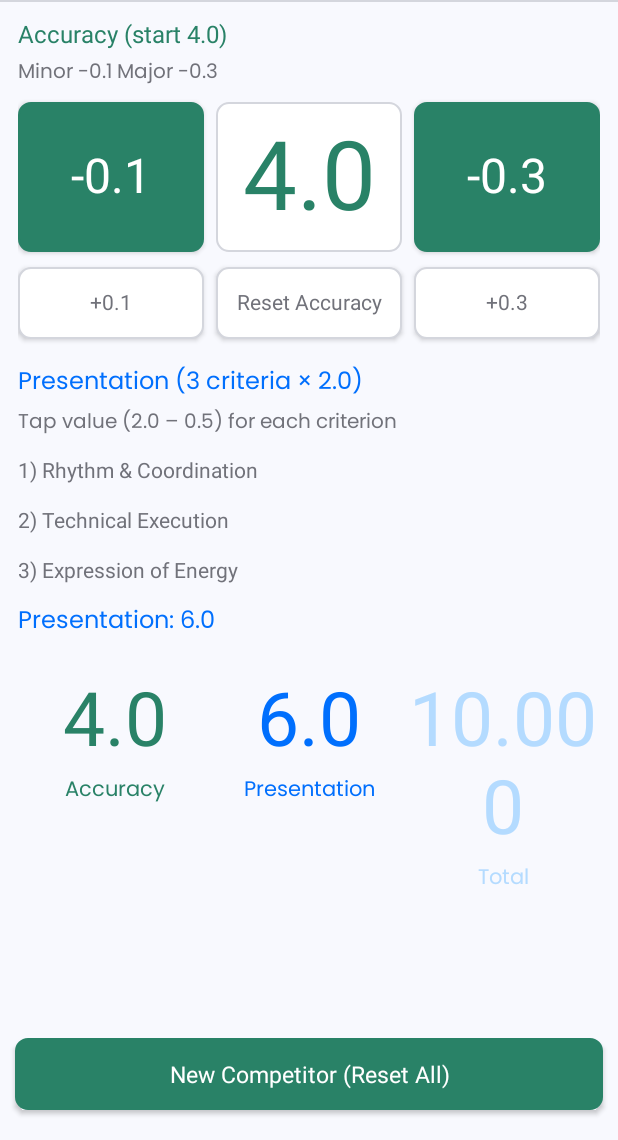
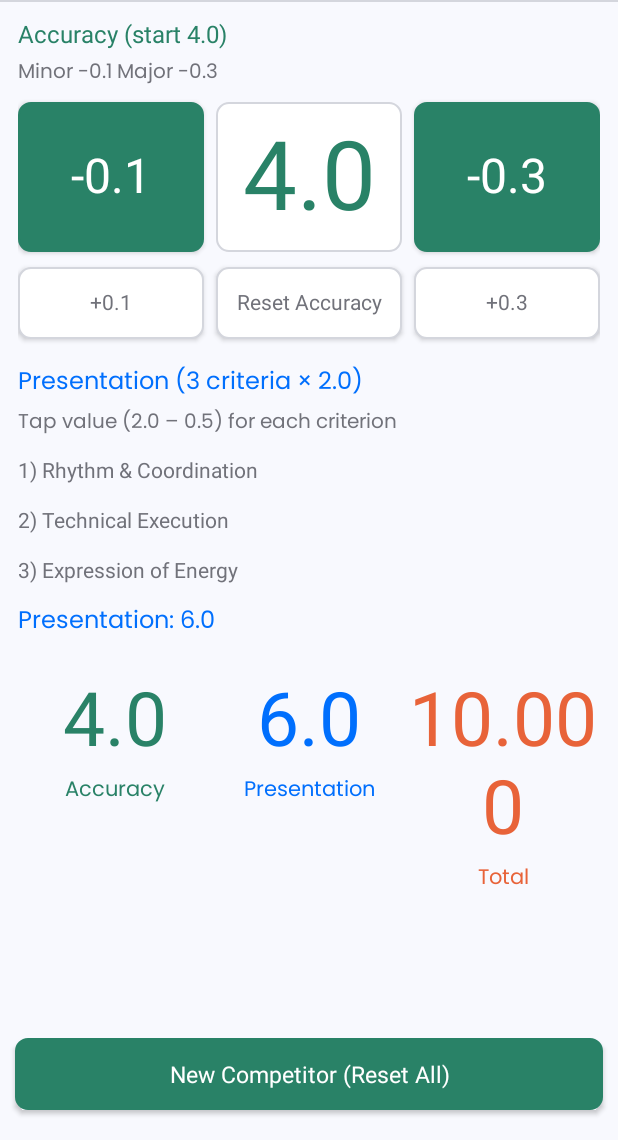
Before and after one commit to vikrantdesai91/PoomsaeScoring, an Android app: the layout activity_main.xml on its own in the app's theme, with its tools: preview values and no code run, on a phone screen of 412 x 824 dp, the part 96-1236 px from its top. Run offline under Robolectric (Android 15) with nearby library versions, the phone set to English and light mode, and no system bars; Roboto replaces fonts that are not available here.

Commit message:
feat: Update total score color
Updates the `score_yellow` color, used for the total score, to a new hex value (`#E86339`).

This change is applied to both the default (`values`) and night mode (`values-night`) color resource files to ensure a consistent appearance.

```diff
--- a/app/src/main/res/values-night/colors.xml
+++ b/app/src/main/res/values-night/colors.xml
@@ -44,7 +44,7 @@
     <!-- Scoring colors: tuned for dark BG -->
     <color name="score_green">@color/success_500</color>
     <color name="score_blue">@color/highlight_300</color>
-    <color name="score_yellow">@color/highlight_100</color>
+    <color name="score_yellow">#E86339</color>
 
     <color name="btn_text">@color/neutral_light_5</color>
     <color name="btn_border">@color/neutral_dark_3</color>
--- a/app/src/main/res/values/colors.xml
+++ b/app/src/main/res/values/colors.xml
@@ -52,7 +52,7 @@
     <!-- Scoring colors -->
     <color name="score_green">@color/success_500</color>         <!-- Accuracy -->
     <color name="score_blue">@color/highlight_500</color>        <!-- Presentation -->
-    <color name="score_yellow">@color/highlight_200</color>      <!-- Total -->
+    <color name="score_yellow">#E86339</color>      <!-- Total -->
 
     <!-- Button + text helpers -->
     <color name="btn_text">@color/neutral_light_5</color>
```
